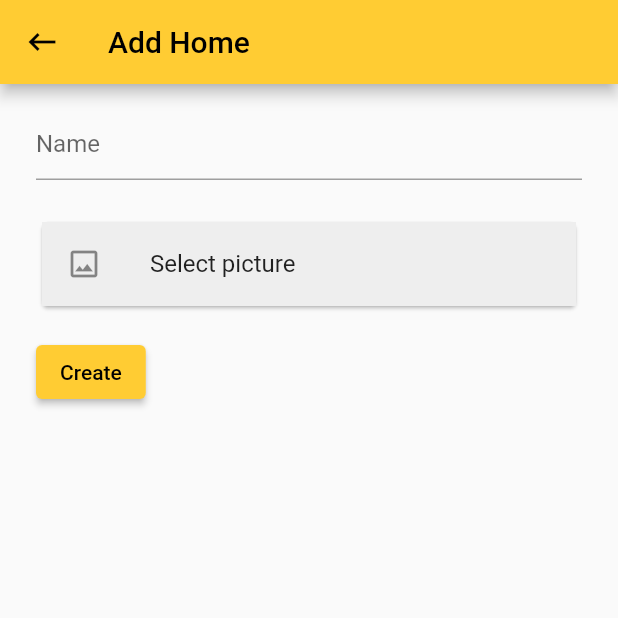
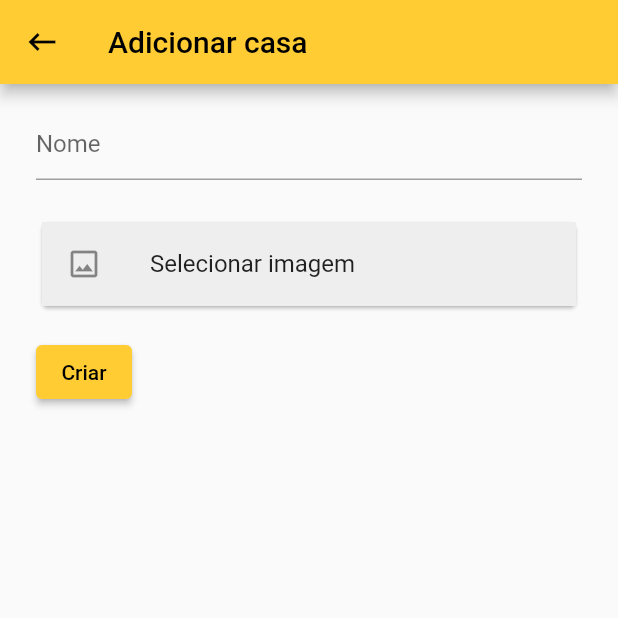
Before and after one commit to scenarioautomation/projeto_base_mobile, a Flutter app: the screen it shows after launch, after a tap on the "add" icon, on a phone screen of 412 x 824 dp, the top half of it. Run offline on Flutter 3.47's test engine with Material 2 defaults, Android fonts, the phone set to English and light mode, and no system bars; our stand-ins replace after_layout, easy_localization, image_cropper, image_picker; generated files the repository leaves out were written again.

Commit message:
internationalization implementation

```diff
--- a/lib/home/view/home_add_page.dart
+++ b/lib/home/view/home_add_page.dart
@@ -1,3 +1,4 @@
+import 'package:easy_localization/easy_localization.dart';
 import 'package:flutter/material.dart';
 import 'package:projeto_base_mobile/general/scenario_colors.dart';
 import 'package:projeto_base_mobile/home/model/home_model.dart';
@@ -26,9 +27,9 @@ class _HomeAddPageState extends State<HomeAddPage> {
       appBar: AppBar(
         backgroundColor: ScenarioColors.accent,
         title: const Text(
-          'Add Home',
+          'add.addHome',
           style: TextStyle(color: ScenarioColors.dark),
-        ),
+        ).tr(),
         leading: IconButton(
           icon: const Icon(Icons.keyboard_backspace_sharp, color: ScenarioColors.dark),
           onPressed: () {
@@ -50,13 +51,13 @@ class _HomeAddPageState extends State<HomeAddPage> {
                 children: [
                   TextFormField(
                     controller: textEditingController,
-                    decoration: const InputDecoration(
-                      hintText: "Name",
-                      focusedBorder: UnderlineInputBorder(
+                    decoration:  InputDecoration(
+                      hintText: "add.name".tr(),
+                      focusedBorder: const UnderlineInputBorder(
                         borderSide: BorderSide(
                             color: ScenarioColors.accent),
                       ),
-                      enabledBorder: UnderlineInputBorder(
+                      enabledBorder: const UnderlineInputBorder(
                         borderSide:
                             BorderSide(color: ScenarioColors.grey),
                       ),
@@ -82,9 +83,9 @@ class _HomeAddPageState extends State<HomeAddPage> {
                         _addHome();
                       },
                       child: const Text(
-                        'Create',
+                        'add.create',
                         style: TextStyle(color: ScenarioColors.dark),
-                      ),
+                      ).tr(),
                     ),
                   ),
                 ],
@@ -114,7 +115,7 @@ class _HomeAddPageState extends State<HomeAddPage> {
     showDialog(
       context: context,
       builder: (context) => AlertDialog(
-        title: const Text("Please, enter the home name and select its picture."),
+        title: const Text("add.fields_alert").tr(),
         actions: [ElevatedButton(
           style: ElevatedButton.styleFrom(
             backgroundColor: ScenarioColors.accent,
@@ -123,9 +124,9 @@ class _HomeAddPageState extends State<HomeAddPage> {
             Navigator.pop(context);
           },
           child: const Text(
-            'OK',
+            'add.ok',
             style: TextStyle(color: ScenarioColors.dark),
-          ),
+          ).tr(),
         ),],
       ),
     );
--- a/lib/home/view/home_list_page.dart
+++ b/lib/home/view/home_list_page.dart
@@ -1,6 +1,7 @@
 import 'dart:async';
 
 import 'package:after_layout/after_layout.dart';
+import 'package:easy_localization/easy_localization.dart';
 import 'package:flutter/material.dart';
 import 'package:projeto_base_mobile/general/scenario_colors.dart';
 import 'package:projeto_base_mobile/home/view/home_add_page.dart';
@@ -28,9 +29,9 @@ class _HomeListPageState extends State<HomeListPage> with AfterLayoutMixin {
       appBar: AppBar(
         backgroundColor: ScenarioColors.accent,
         title: const Text(
-          'Homes',
+          "homes",
           style: TextStyle(color: ScenarioColors.dark),
-        ),
+        ).tr(),
         actions: [
           IconButton(
             icon: const Icon(Icons.add, color: ScenarioColors.dark),
@@ -69,11 +70,11 @@ class _HomeListPageState extends State<HomeListPage> with AfterLayoutMixin {
                     const SizedBox(
                       height: 10,
                     ),
-                    const Text('Remove',
+                    const Text('remove',
                         style: TextStyle(
                             color: ScenarioColors.delete,
                             fontSize: 24,
-                            fontWeight: FontWeight.bold)),
+                            fontWeight: FontWeight.bold)).tr(),
                     Text(home.name,
                         style: const TextStyle(
                             color: ScenarioColors.dark,
@@ -88,7 +89,7 @@ class _HomeListPageState extends State<HomeListPage> with AfterLayoutMixin {
                   context: context,
                   builder: (context) {
                     return AlertDialog(
-                      title: Text("The home ${home.name} will be removed"),
+                      title: const Text("homeWillBeRemoved").tr(args: [home.name]),
                       actions: [
                         ElevatedButton(
                           style: ElevatedButton.styleFrom(
@@ -98,9 +99,9 @@ class _HomeListPageState extends State<HomeListPage> with AfterLayoutMixin {
                             Navigator.pop(context);
                           },
                           child: const Text(
-                            'Cancel',
+                            'cancel',
                             style: TextStyle(color: ScenarioColors.secondary),
-                          ),
+                          ).tr(),
                         ),
                         ElevatedButton(
                           style: ElevatedButton.styleFrom(
@@ -113,9 +114,9 @@ class _HomeListPageState extends State<HomeListPage> with AfterLayoutMixin {
                             });
                           },
                           child: const Text(
-                            'Remove',
+                            'remove',
                             style: TextStyle(color: ScenarioColors.secondary),
-                          ),
+                          ).tr(),
                         ),
                       ],
                     );
--- a/lib/home/view/widgets/picture_field_widget.dart
+++ b/lib/home/view/widgets/picture_field_widget.dart
@@ -1,5 +1,6 @@
 import 'dart:io';
 
+import 'package:easy_localization/easy_localization.dart';
 import 'package:flutter/material.dart';
 import 'package:projeto_base_mobile/home/view/widgets/select_picture_widget.dart';
 
@@ -19,7 +20,7 @@ class _AddHomePictureFieldState extends State<PictureFieldWidget> {
   @override
   Widget build(BuildContext context) {
     String? picture = currentSelectedPicture;
-    String title = picture == null ? "Select picture" : "Change picture";
+    String title = picture == null ? "add.selectPicture".tr() : "add.changePicture".tr();
     return Column(
       children: [
         if (picture != null) Image.file(File(picture)),
--- a/lib/main.dart
+++ b/lib/main.dart
@@ -1,17 +1,34 @@
+import 'package:easy_localization/easy_localization.dart';
 import 'package:flutter/material.dart';
 import 'package:projeto_base_mobile/home/view/home_list_page.dart';
 
 void main() {
-
-  runApp(const MyApp());
+  WidgetsFlutterBinding.ensureInitialized();
+  EasyLocalization.ensureInitialized();
+  runApp(
+    EasyLocalization(
+      startLocale: const Locale('pt', 'BR'),
+      supportedLocales: const [
+        Locale('en', 'US'),
+        Locale('pt', 'BR'),
+      ],
+      fallbackLocale: const Locale('pt', 'BR'),
+      path: "res/translations",
+      child: const MyApp(),
+    ),
+  );
 }
 
 class MyApp extends StatelessWidget {
   const MyApp({super.key});
+
   @override
   Widget build(BuildContext context) {
-    return const MaterialApp(
-      home: HomeListPage(),
+    return MaterialApp(
+      localizationsDelegates: context.localizationDelegates,
+      supportedLocales: context.supportedLocales,
+      locale: context.locale,
+      home: const HomeListPage(),
       debugShowCheckedModeBanner: false,
     );
   }
--- a/pubspec.yaml
+++ b/pubspec.yaml
@@ -36,6 +36,7 @@ dependencies:
   build_runner: ^2.1.5
   json_annotation: any
   after_layout: any
+  easy_localization: ^3.0.3
 
   # The following adds the Cupertino Icons font to your application.
   # Use with the CupertinoIcons class for iOS style icons.
@@ -63,6 +64,8 @@ flutter:
   # included with your application, so that you can use the icons in
   # the material Icons class.
   uses-material-design: true
+  assets:
+    - res/translations/
 
   # To add assets to your application, add an assets section, like this:
   # assets:
--- /dev/null
+++ b/res/translations/pt-BR.json
@@ -0,0 +1,15 @@
+{
+  "homes": "Casas",
+  "remove": "Remover",
+  "homeWillBeRemoved": "A casa {} será removida",
+  "cancel": "Cancelar",
+  "add": {
+    "addHome" : "Adicionar casa",
+    "name" : "Nome",
+    "selectPicture" : "Selecionar imagem",
+    "changePicture" : "Mudar imagem",
+    "create" : "Criar",
+    "fields_alert": "Por favor, escolha o nome e a foto da casa.",
+    "ok": "OK"
+  }
+}
```
Also changed, not shown: res/translations/en-US.json (added, +15 -0 lines), pubspec.lock.
